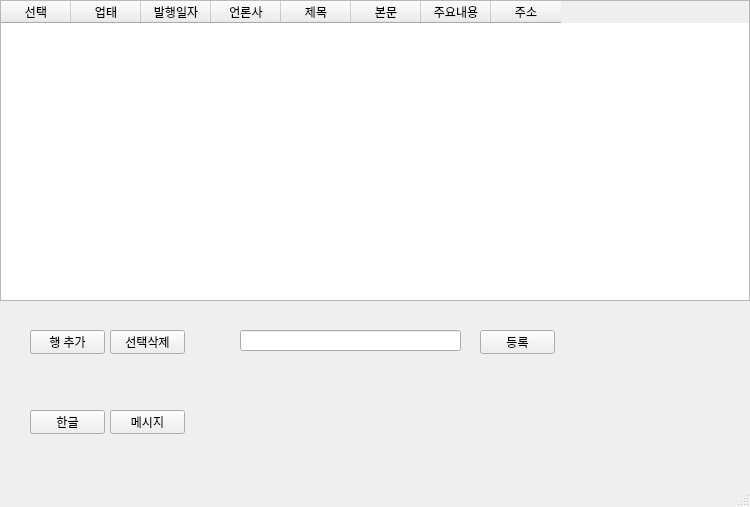
Above: ui/main.ui from memoday/HGUtil-2.0 before the change. Below: the same form after it.
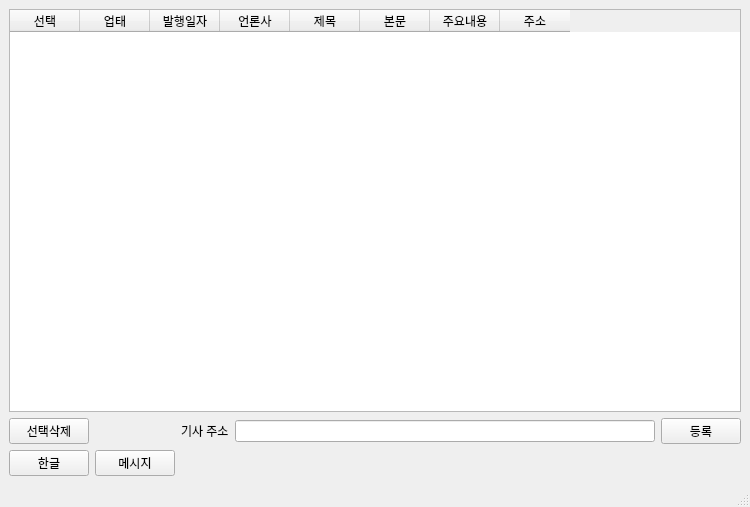
That is the form after the change.

The edit to the form file:
```diff
--- a/ui/main.ui
+++ b/ui/main.ui
@@ -14,14 +14,11 @@
    <string>MainWindow</string>
   </property>
   <widget class="QWidget" name="centralwidget">
+   <layout class="QGridLayout" name="gridLayout">
+    <item row="0" column="0" colspan="5">
    <widget class="QTableWidget" name="newsTable">
-    <property name="geometry">
-     <rect>
-      <x>0</x>
-      <y>0</y>
-      <width>750</width>
-      <height>301</height>
-     </rect>
+      <property name="focusPolicy">
+       <enum>Qt::NoFocus</enum>
     </property>
     <property name="alternatingRowColors">
      <bool>true</bool>
@@ -82,81 +79,83 @@
      </property>
     </column>
    </widget>
+    </item>
+    <item row="1" column="0">
    <widget class="QPushButton" name="btn_delete">
-    <property name="geometry">
-     <rect>
-      <x>110</x>
-      <y>330</y>
-      <width>75</width>
-      <height>24</height>
-     </rect>
+      <property name="focusPolicy">
+       <enum>Qt::NoFocus</enum>
     </property>
     <property name="text">
      <string>선택삭제</string>
     </property>
    </widget>
-   <widget class="QLineEdit" name="input_link">
-    <property name="geometry">
-     <rect>
-      <x>240</x>
-      <y>330</y>
-      <width>221</width>
-      <height>21</height>
-     </rect>
-    </property>
-   </widget>
-   <widget class="QPushButton" name="btn_message">
-    <property name="geometry">
-     <rect>
-      <x>110</x>
-      <y>410</y>
-      <width>75</width>
-      <height>24</height>
-     </rect>
-    </property>
-    <property name="text">
-     <string>메시지</string>
-    </property>
-   </widget>
+    </item>
+    <item row="2" column="0">
    <widget class="QPushButton" name="btn_hwp">
-    <property name="geometry">
-     <rect>
-      <x>30</x>
-      <y>410</y>
-      <width>75</width>
-      <height>24</height>
-     </rect>
+      <property name="focusPolicy">
+       <enum>Qt::NoFocus</enum>
     </property>
     <property name="text">
      <string>한글</string>
     </property>
-   </widget>
-   <widget class="QPushButton" name="btn_addRow">
-    <property name="geometry">
-     <rect>
-      <x>30</x>
-      <y>330</y>
-      <width>75</width>
-      <height>24</height>
-     </rect>
-    </property>
-    <property name="text">
-     <string>행 추가</string>
-    </property>
-   </widget>
+      <property name="checkable">
+       <bool>false</bool>
+      </property>
+      <property name="autoDefault">
+       <bool>false</bool>
+      </property>
+      <property name="default">
+       <bool>false</bool>
+      </property>
+      <property name="flat">
+       <bool>false</bool>
+      </property>
+     </widget>
+    </item>
+    <item row="1" column="4">
    <widget class="QPushButton" name="btn_addNews">
-    <property name="geometry">
-     <rect>
-      <x>480</x>
-      <y>330</y>
-      <width>75</width>
-      <height>24</height>
-     </rect>
+      <property name="focusPolicy">
+       <enum>Qt::NoFocus</enum>
     </property>
     <property name="text">
      <string>등록</string>
     </property>
    </widget>
+    </item>
+    <item row="2" column="1">
+     <widget class="QPushButton" name="btn_message">
+      <property name="focusPolicy">
+       <enum>Qt::NoFocus</enum>
+      </property>
+      <property name="text">
+       <string>메시지</string>
+      </property>
+     </widget>
+    </item>
+    <item row="1" column="3">
+     <widget class="QLineEdit" name="input_link">
+      <property name="inputMask">
+       <string notr="true"/>
+      </property>
+      <property name="dragEnabled">
+       <bool>true</bool>
+      </property>
+      <property name="placeholderText">
+       <string notr="true"/>
+      </property>
+      <property name="clearButtonEnabled">
+       <bool>true</bool>
+      </property>
+     </widget>
+    </item>
+    <item row="1" column="2">
+     <widget class="QLabel" name="label">
+      <property name="text">
+       <string>기사 주소</string>
+      </property>
+     </widget>
+    </item>
+   </layout>
   </widget>
   <widget class="QStatusBar" name="statusbar"/>
  </widget>
```
Lines whose indentation alone changed are shown as unchanged.
